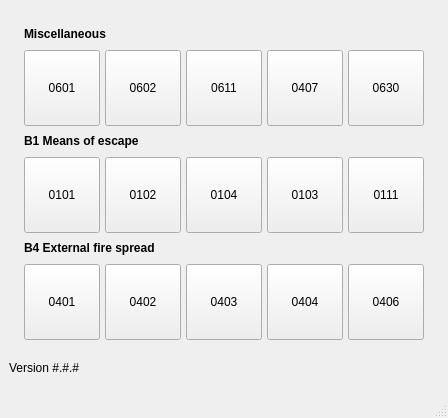
This is fsetoolsGUI/gui/layout/ui/i0000_main.ui in fuyans/fsetoolsGUI as Qt 5 draws it before an edit. The edited form follows.
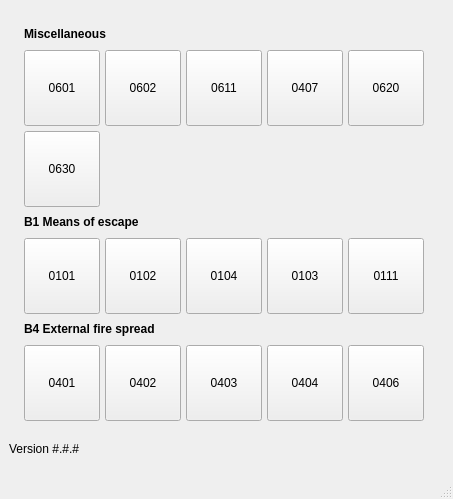
This is the edited form.

Commit message: Added 0620 back to main gui.

Patch:
```diff
--- a/fsetoolsGUI/gui/layout/ui/i0000_main.ui
+++ b/fsetoolsGUI/gui/layout/ui/i0000_main.ui
@@ -6,8 +6,8 @@
    <rect>
     <x>0</x>
     <y>0</y>
-    <width>448</width>
-    <height>418</height>
+    <width>453</width>
+    <height>499</height>
    </rect>
   </property>
   <property name="sizePolicy">
@@ -48,110 +48,7 @@
        <property name="spacing">
         <number>5</number>
        </property>
-       <item row="3" column="2">
-        <widget class="QPushButton" name="pushButton_0104_merging_flow">
-         <property name="enabled">
-          <bool>true</bool>
-         </property>
-         <property name="minimumSize">
-          <size>
-           <width>76</width>
-           <height>76</height>
-          </size>
-         </property>
-         <property name="maximumSize">
-          <size>
-           <width>76</width>
-           <height>76</height>
-          </size>
-         </property>
-         <property name="toolTip">
-          <string>Heat detector activation time (ceiling jet) in accordance with PD 7974-1:2019.</string>
-         </property>
-         <property name="text">
-          <string>0104</string>
-         </property>
-         <property name="autoDefault">
-          <bool>true</bool>
-         </property>
-        </widget>
-       </item>
-       <item row="5" column="3">
-        <widget class="QPushButton" name="pushButton_0404_br187_perpendicular_complex">
-         <property name="minimumSize">
-          <size>
-           <width>76</width>
-           <height>76</height>
-          </size>
-         </property>
-         <property name="maximumSize">
-          <size>
-           <width>76</width>
-           <height>76</height>
-          </size>
-         </property>
-         <property name="toolTip">
-          <string>Thermal radiation calculation following BR 187 (Perpendicular rectangular orientation).</string>
-         </property>
-         <property name="text">
-          <string>0404</string>
-         </property>
-         <property name="autoDefault">
-          <bool>true</bool>
-         </property>
-        </widget>
-       </item>
-       <item row="5" column="0">
-        <widget class="QPushButton" name="pushButton_0401_br187_parallel_simple">
-         <property name="minimumSize">
-          <size>
-           <width>76</width>
-           <height>76</height>
-          </size>
-         </property>
-         <property name="maximumSize">
-          <size>
-           <width>76</width>
-           <height>76</height>
-          </size>
-         </property>
-         <property name="toolTip">
-          <string>Thermal radiation calculation following BR 187 (Parallel rectangular orientation).</string>
-         </property>
-         <property name="text">
-          <string>0401</string>
-         </property>
-         <property name="autoDefault">
-          <bool>true</bool>
-         </property>
-        </widget>
-       </item>
-       <item row="5" column="1">
-        <widget class="QPushButton" name="pushButton_0402_br187_perpendicular_simple">
-         <property name="minimumSize">
-          <size>
-           <width>76</width>
-           <height>76</height>
-          </size>
-         </property>
-         <property name="maximumSize">
-          <size>
-           <width>76</width>
-           <height>76</height>
-          </size>
-         </property>
-         <property name="toolTip">
-          <string>Thermal radiation calculation following BR 187 (Perpendicular rectangular orientation).</string>
-         </property>
-         <property name="text">
-          <string>0402</string>
-         </property>
-         <property name="autoDefault">
-          <bool>true</bool>
-         </property>
-        </widget>
-       </item>
-       <item row="5" column="2">
+       <item row="6" column="2">
         <widget class="QPushButton" name="pushButton_0403_br187_parallel_complex">
          <property name="minimumSize">
           <size>
@@ -176,158 +73,71 @@
          </property>
         </widget>
        </item>
-       <item row="0" column="0" colspan="5">
-        <widget class="QLabel" name="label_3">
-         <property name="text">
-          <string>&lt;b&gt;Miscellaneous&lt;/b&gt;</string>
-         </property>
-        </widget>
-       </item>
-       <item row="5" column="4">
-        <widget class="QPushButton" name="pushButton_0406_thermal_radiation_analysis_2d">
-         <property name="enabled">
-          <bool>true</bool>
-         </property>
-         <property name="minimumSize">
-          <size>
-           <width>76</width>
-           <height>76</height>
-          </size>
-         </property>
-         <property name="maximumSize">
-          <size>
-           <width>76</width>
-           <height>76</height>
-          </size>
-         </property>
-         <property name="toolTip">
-          <string>General purpose thermal radiation calculator.</string>
-         </property>
-         <property name="text">
-          <string>0406</string>
-         </property>
-         <property name="autoDefault">
-          <bool>true</bool>
-         </property>
-        </widget>
-       </item>
-       <item row="3" column="1">
-        <widget class="QPushButton" name="pushButton_0102_bs9999_datasheet_1">
-         <property name="minimumSize">
-          <size>
-           <width>76</width>
-           <height>76</height>
-          </size>
-         </property>
-         <property name="maximumSize">
-          <size>
-           <width>76</width>
-           <height>76</height>
-          </size>
-         </property>
-         <property name="toolTip">
-          <string>Data sheet 1 for BS 9999:2017, for B1.</string>
-         </property>
-         <property name="text">
-          <string>0102</string>
-         </property>
-         <property name="autoDefault">
-          <bool>true</bool>
-         </property>
-        </widget>
-       </item>
-       <item row="3" column="3">
-        <widget class="QPushButton" name="pushButton_0103_merging_flow">
-         <property name="enabled">
-          <bool>true</bool>
-         </property>
-         <property name="minimumSize">
-          <size>
-           <width>76</width>
-           <height>76</height>
-          </size>
-         </property>
-         <property name="maximumSize">
-          <size>
-           <width>76</width>
-           <height>76</height>
-          </size>
-         </property>
-         <property name="toolTip">
-          <string>Merging flow calculation in accordance with BS 9999:2017.</string>
-         </property>
-         <property name="text">
-          <string>0103</string>
-         </property>
-         <property name="autoDefault">
-          <bool>true</bool>
-         </property>
-        </widget>
-       </item>
-       <item row="4" column="0" colspan="5">
+       <item row="5" column="0" colspan="6">
         <widget class="QLabel" name="label">
          <property name="text">
           <string>&lt;b&gt;B4 External fire spread&lt;/b&gt;</string>
          </property>
         </widget>
        </item>
-       <item row="1" column="0">
-        <widget class="QPushButton" name="pushButton_0601_naming_convention">
-         <property name="minimumSize">
-          <size>
-           <width>76</width>
-           <height>76</height>
-          </size>
-         </property>
-         <property name="maximumSize">
-          <size>
-           <width>76</width>
-           <height>76</height>
-          </size>
-         </property>
-         <property name="toolTip">
-          <string>File name generator in accordance with OFR file naming protocal.</string>
-         </property>
-         <property name="text">
-          <string>0601</string>
-         </property>
-         <property name="autoDefault">
-          <bool>true</bool>
-         </property>
-        </widget>
-       </item>
-       <item row="1" column="1">
-        <widget class="QPushButton" name="pushButton_0602_pd7974_flame_height">
-         <property name="minimumSize">
-          <size>
-           <width>76</width>
-           <height>76</height>
-          </size>
-         </property>
-         <property name="maximumSize">
-          <size>
-           <width>76</width>
-           <height>76</height>
-          </size>
-         </property>
-         <property name="toolTip">
-          <string>Flame height in accordance with PD 7974-1:2019.</string>
-         </property>
-         <property name="text">
-          <string>0602</string>
-         </property>
-         <property name="autoDefault">
-          <bool>true</bool>
-         </property>
-        </widget>
-       </item>
-       <item row="2" column="0" colspan="5">
+       <item row="3" column="0" colspan="6">
         <widget class="QLabel" name="label_2">
          <property name="text">
           <string>&lt;b&gt;B1 Means of escape&lt;/b&gt;</string>
          </property>
         </widget>
        </item>
+       <item row="0" column="0" colspan="6">
+        <widget class="QLabel" name="label_3">
+         <property name="text">
+          <string>&lt;b&gt;Miscellaneous&lt;/b&gt;</string>
+         </property>
+        </widget>
+       </item>
+       <item row="6" column="1">
+        <widget class="QPushButton" name="pushButton_0402_br187_perpendicular_simple">
+         <property name="minimumSize">
+          <size>
+           <width>76</width>
+           <height>76</height>
+          </size>
+         </property>
+         <property name="maximumSize">
+          <size>
+           <width>76</width>
+           <height>76</height>
+          </size>
+         </property>
+         <property name="toolTip">
+          <string>Thermal radiation calculation following BR 187 (Perpendicular rectangular orientation).</string>
+         </property>
+         <property name="text">
+          <string>0402</string>
+         </property>
+         <property name="autoDefault">
+          <bool>true</bool>
+         </property>
+        </widget>
+       </item>
+       <item row="1" column="3">
+        <widget class="QPushButton" name="pushButton_0407_tra_enclosure">
+         <property name="minimumSize">
+          <size>
+           <width>76</width>
+           <height>76</height>
+          </size>
+         </property>
+         <property name="maximumSize">
+          <size>
+           <width>76</width>
+           <height>76</height>
+          </size>
+         </property>
+         <property name="text">
+          <string>0407</string>
+         </property>
+        </widget>
+       </item>
        <item row="1" column="2">
         <widget class="QPushButton" name="pushButton_0611_ec_parametric_fire">
          <property name="sizePolicy">
@@ -353,7 +163,107 @@
          </property>
         </widget>
        </item>
-       <item row="3" column="0">
+       <item row="1" column="1">
+        <widget class="QPushButton" name="pushButton_0602_pd7974_flame_height">
+         <property name="minimumSize">
+          <size>
+           <width>76</width>
+           <height>76</height>
+          </size>
+         </property>
+         <property name="maximumSize">
+          <size>
+           <width>76</width>
+           <height>76</height>
+          </size>
+         </property>
+         <property name="toolTip">
+          <string>Flame height in accordance with PD 7974-1:2019.</string>
+         </property>
+         <property name="text">
+          <string>0602</string>
+         </property>
+         <property name="autoDefault">
+          <bool>true</bool>
+         </property>
+        </widget>
+       </item>
+       <item row="6" column="0">
+        <widget class="QPushButton" name="pushButton_0401_br187_parallel_simple">
+         <property name="minimumSize">
+          <size>
+           <width>76</width>
+           <height>76</height>
+          </size>
+         </property>
+         <property name="maximumSize">
+          <size>
+           <width>76</width>
+           <height>76</height>
+          </size>
+         </property>
+         <property name="toolTip">
+          <string>Thermal radiation calculation following BR 187 (Parallel rectangular orientation).</string>
+         </property>
+         <property name="text">
+          <string>0401</string>
+         </property>
+         <property name="autoDefault">
+          <bool>true</bool>
+         </property>
+        </widget>
+       </item>
+       <item row="6" column="3">
+        <widget class="QPushButton" name="pushButton_0404_br187_perpendicular_complex">
+         <property name="minimumSize">
+          <size>
+           <width>76</width>
+           <height>76</height>
+          </size>
+         </property>
+         <property name="maximumSize">
+          <size>
+           <width>76</width>
+           <height>76</height>
+          </size>
+         </property>
+         <property name="toolTip">
+          <string>Thermal radiation calculation following BR 187 (Perpendicular rectangular orientation).</string>
+         </property>
+         <property name="text">
+          <string>0404</string>
+         </property>
+         <property name="autoDefault">
+          <bool>true</bool>
+         </property>
+        </widget>
+       </item>
+       <item row="1" column="0">
+        <widget class="QPushButton" name="pushButton_0601_naming_convention">
+         <property name="minimumSize">
+          <size>
+           <width>76</width>
+           <height>76</height>
+          </size>
+         </property>
+         <property name="maximumSize">
+          <size>
+           <width>76</width>
+           <height>76</height>
+          </size>
+         </property>
+         <property name="toolTip">
+          <string>File name generator in accordance with OFR file naming protocal.</string>
+         </property>
+         <property name="text">
+          <string>0601</string>
+         </property>
+         <property name="autoDefault">
+          <bool>true</bool>
+         </property>
+        </widget>
+       </item>
+       <item row="4" column="0">
         <widget class="QPushButton" name="pushButton_0101_adb2_datasheet_1">
          <property name="minimumSize">
           <size>
@@ -378,8 +288,39 @@
          </property>
         </widget>
        </item>
-       <item row="3" column="4">
-        <widget class="QPushButton" name="pushButton_0111_heat_detector_activation">
+       <item row="4" column="3">
+        <widget class="QPushButton" name="pushButton_0103_merging_flow">
+         <property name="enabled">
+          <bool>true</bool>
+         </property>
+         <property name="minimumSize">
+          <size>
+           <width>76</width>
+           <height>76</height>
+          </size>
+         </property>
+         <property name="maximumSize">
+          <size>
+           <width>76</width>
+           <height>76</height>
+          </size>
+         </property>
+         <property name="toolTip">
+          <string>Merging flow calculation in accordance with BS 9999:2017.</string>
+         </property>
+         <property name="text">
+          <string>0103</string>
+         </property>
+         <property name="autoDefault">
+          <bool>true</bool>
+         </property>
+        </widget>
+       </item>
+       <item row="4" column="2">
+        <widget class="QPushButton" name="pushButton_0104_merging_flow">
+         <property name="enabled">
+          <bool>true</bool>
+         </property>
          <property name="minimumSize">
           <size>
            <width>76</width>
@@ -396,15 +337,15 @@
           <string>Heat detector activation time (ceiling jet) in accordance with PD 7974-1:2019.</string>
          </property>
          <property name="text">
-          <string>0111</string>
+          <string>0104</string>
          </property>
          <property name="autoDefault">
           <bool>true</bool>
          </property>
         </widget>
        </item>
-       <item row="1" column="3">
-        <widget class="QPushButton" name="pushButton_0407_tra_enclosure">
+       <item row="4" column="1">
+        <widget class="QPushButton" name="pushButton_0102_bs9999_datasheet_1">
          <property name="minimumSize">
           <size>
            <width>76</width>
@@ -418,11 +359,33 @@
           </size>
          </property>
          <property name="text">
-          <string>0407</string>
+          <string>0102</string>
+         </property>
+         <property name="autoDefault">
+          <bool>true</bool>
          </property>
         </widget>
        </item>
        <item row="1" column="4">
+        <widget class="QPushButton" name="pushButton_0620_probability_distribution">
+         <property name="minimumSize">
+          <size>
+           <width>76</width>
+           <height>76</height>
+          </size>
+         </property>
+         <property name="maximumSize">
+          <size>
+           <width>76</width>
+           <height>76</height>
+          </size>
+         </property>
+         <property name="text">
+          <string>0620</string>
+         </property>
+        </widget>
+       </item>
+       <item row="2" column="0">
         <widget class="QPushButton" name="pushButton_0630_safir_post_processor">
          <property name="minimumSize">
           <size>
@@ -441,6 +404,59 @@
          </property>
         </widget>
        </item>
+       <item row="4" column="4">
+        <widget class="QPushButton" name="pushButton_0111_heat_detector_activation">
+         <property name="minimumSize">
+          <size>
+           <width>76</width>
+           <height>76</height>
+          </size>
+         </property>
+         <property name="maximumSize">
+          <size>
+           <width>76</width>
+           <height>76</height>
+          </size>
+         </property>
+         <property name="toolTip">
+          <string>Heat detector activation time (ceiling jet) in accordance with PD 7974-1:2019.</string>
+         </property>
+         <property name="text">
+          <string>0111</string>
+         </property>
+         <property name="autoDefault">
+          <bool>true</bool>
+         </property>
+        </widget>
+       </item>
+       <item row="6" column="4">
+        <widget class="QPushButton" name="pushButton_0406_thermal_radiation_analysis_2d">
+         <property name="enabled">
+          <bool>true</bool>
+         </property>
+         <property name="minimumSize">
+          <size>
+           <width>76</width>
+           <height>76</height>
+          </size>
+         </property>
+         <property name="maximumSize">
+          <size>
+           <width>76</width>
+           <height>76</height>
+          </size>
+         </property>
+         <property name="toolTip">
+          <string>General purpose thermal radiation calculator.</string>
+         </property>
+         <property name="text">
+          <string>0406</string>
+         </property>
+         <property name="autoDefault">
+          <bool>true</bool>
+         </property>
+        </widget>
+       </item>
       </layout>
      </widget>
     </item>
```
Left out of the diff: 7 changed lines with no effect on the pictures. The commit also changes 1 other file.
